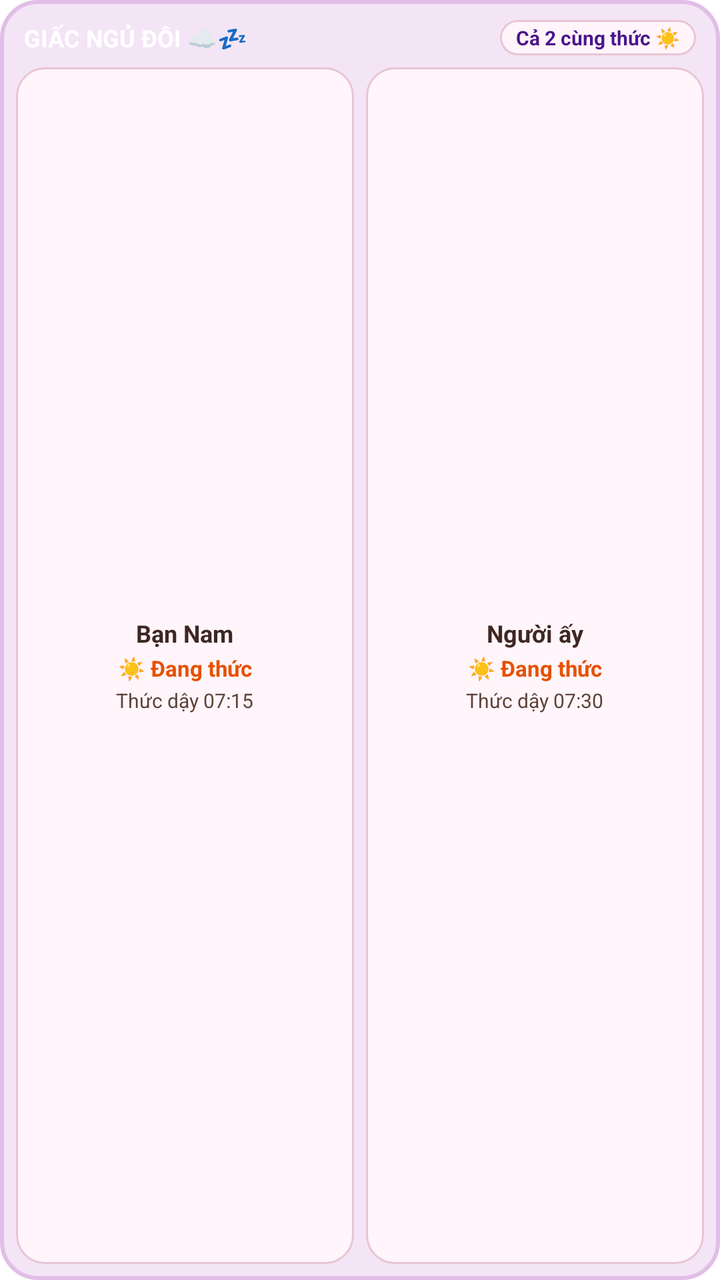
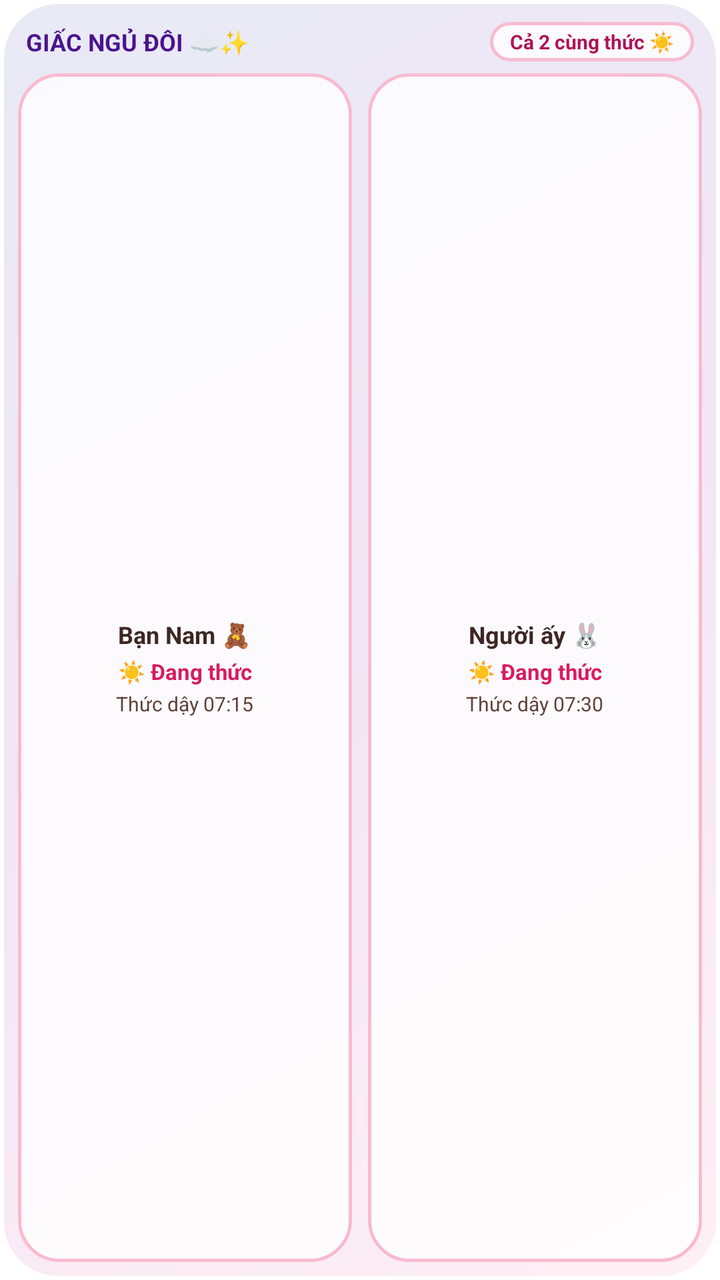

The first picture is an Android layout as it rendered before a commit; the second is the same layout after the commit. The layout source and the unified diff follow.
<!-- AndroidManifest.xml: fallback theme Theme.MaterialComponents.DayNight.NoActionBar -->
<!-- res/layout/widget_sleep.xml -->
<?xml version="1.0" encoding="utf-8"?>
<RelativeLayout xmlns:android="http://schemas.android.com/apk/res/android"
    android:id="@+id/widget_root"
    android:layout_width="match_parent"
    android:layout_height="match_parent"
    android:background="@drawable/widget_bg_purple"
    android:padding="8dp">

    
    <LinearLayout
        android:id="@+id/layout_active_state"
        android:layout_width="match_parent"
        android:layout_height="match_parent"
        android:orientation="vertical">

        
        <LinearLayout
            android:layout_width="match_parent"
            android:layout_height="wrap_content"
            android:gravity="center_vertical"
            android:orientation="horizontal"
            android:paddingHorizontal="4dp"
            android:paddingTop="2dp">
            <TextView
                android:layout_width="0dp"
                android:layout_height="wrap_content"
                android:layout_weight="1"
                android:text="GIẤC NGỦ ĐÔI ☁️💤"
                android:textColor="#FFFFFF"
                android:textSize="12sp"
                android:textStyle="bold" />
            <TextView
                android:id="@+id/tv_sleep_summary"
                android:layout_width="wrap_content"
                android:layout_height="wrap_content"
                android:background="@drawable/widget_chip_bg"
                android:paddingHorizontal="8dp"
                android:paddingVertical="2dp"
                android:text="Cả 2 cùng thức ☀️"
                android:textColor="#4A148C"
                android:textSize="10sp"
                android:textStyle="bold" />
        </LinearLayout>

        
        <LinearLayout
            android:layout_width="match_parent"
            android:layout_height="0dp"
            android:layout_weight="1"
            android:layout_marginTop="6dp"
            android:orientation="horizontal">

            
            <LinearLayout
                android:layout_width="0dp"
                android:layout_height="match_parent"
                android:layout_weight="1"
                android:layout_marginRight="3dp"
                android:background="@drawable/widget_chip_bg"
                android:gravity="center"
                android:orientation="vertical"
                android:padding="6dp">

                <TextView
                    android:id="@+id/tv_my_name"
                    android:layout_width="wrap_content"
                    android:layout_height="wrap_content"
                    android:text="Bạn Nam"
                    android:textColor="#3E2723"
                    android:textSize="12sp"
                    android:textStyle="bold"
                    android:maxLines="1"
                    android:ellipsize="end" />

                <TextView
                    android:id="@+id/tv_my_status"
                    android:layout_width="wrap_content"
                    android:layout_height="wrap_content"
                    android:layout_marginTop="2dp"
                    android:text="☀️ Đang thức"
                    android:textColor="#E65100"
                    android:textSize="11sp"
                    android:textStyle="bold" />

                <TextView
                    android:id="@+id/tv_my_time"
                    android:layout_width="wrap_content"
                    android:layout_height="wrap_content"
                    android:layout_marginTop="2dp"
                    android:text="Thức dậy 07:15"
                    android:textColor="#5D4037"
                    android:textSize="10sp" />
            </LinearLayout>

            
            <LinearLayout
                android:layout_width="0dp"
                android:layout_height="match_parent"
                android:layout_weight="1"
                android:layout_marginLeft="3dp"
                android:background="@drawable/widget_chip_bg"
                android:gravity="center"
                android:orientation="vertical"
                android:padding="6dp">

                <TextView
                    android:id="@+id/tv_partner_name"
                    android:layout_width="wrap_content"
                    android:layout_height="wrap_content"
                    android:text="Người ấy"
                    android:textColor="#3E2723"
                    android:textSize="12sp"
                    android:textStyle="bold"
                    android:maxLines="1"
                    android:ellipsize="end" />

                <TextView
                    android:id="@+id/tv_partner_status"
                    android:layout_width="wrap_content"
                    android:layout_height="wrap_content"
                    android:layout_marginTop="2dp"
                    android:text="☀️ Đang thức"
                    android:textColor="#E65100"
                    android:textSize="11sp"
                    android:textStyle="bold" />

                <TextView
                    android:id="@+id/tv_partner_time"
                    android:layout_width="wrap_content"
                    android:layout_height="wrap_content"
                    android:layout_marginTop="2dp"
                    android:text="Thức dậy 07:30"
                    android:textColor="#5D4037"
                    android:textSize="10sp" />
            </LinearLayout>
        </LinearLayout>
    </LinearLayout>
</RelativeLayout>
<!-- resources referenced by this layout -->
<resources>
  <!-- drawable widget_bg_purple (drawable) -->
  <?xml version="1.0" encoding="utf-8"?>
  <shape xmlns:android="http://schemas.android.com/apk/res/android">
      <solid android:color="#F3E5F5" />
      <corners android:radius="18dp" />
      <stroke android:width="2dp" android:color="#E1BEE7" />
  </shape>
  <!-- drawable widget_chip_bg (drawable) -->
  <?xml version="1.0" encoding="utf-8"?>
  <shape xmlns:android="http://schemas.android.com/apk/res/android"
      android:shape="rectangle">
      <solid android:color="#FFF5FA" />
      <corners android:radius="14dp" />
      <stroke android:width="1dp" android:color="#E8C5D5" />
  </shape>
</resources>

<!-- the commit's change to res/layout/widget_sleep.xml (unified diff, before → after) -->
@@ -3,8 +3,8 @@
     android:id="@+id/widget_root"
     android:layout_width="match_parent"
     android:layout_height="match_parent"
-    android:background="@drawable/widget_bg_purple"
-    android:padding="8dp">
+    android:background="@drawable/widget_bg_sleep_cute"
+    android:padding="9dp">
 
     
     <LinearLayout
@@ -25,19 +25,19 @@
                 android:layout_width="0dp"
                 android:layout_height="wrap_content"
                 android:layout_weight="1"
-                android:text="GIẤC NGỦ ĐÔI ☁️💤"
-                android:textColor="#FFFFFF"
+                android:text="GIẤC NGỦ ĐÔI ☁️✨"
+                android:textColor="#4A148C"
                 android:textSize="12sp"
                 android:textStyle="bold" />
             <TextView
                 android:id="@+id/tv_sleep_summary"
                 android:layout_width="wrap_content"
                 android:layout_height="wrap_content"
-                android:background="@drawable/widget_chip_bg"
-                android:paddingHorizontal="8dp"
-                android:paddingVertical="2dp"
+                android:background="@drawable/widget_chip_cute"
+                android:paddingHorizontal="10dp"
+                android:paddingVertical="3dp"
                 android:text="Cả 2 cùng thức ☀️"
-                android:textColor="#4A148C"
+                android:textColor="#AD1457"
                 android:textSize="10sp"
                 android:textStyle="bold" />
         </LinearLayout>
@@ -55,8 +55,8 @@
                 android:layout_width="0dp"
                 android:layout_height="match_parent"
                 android:layout_weight="1"
-                android:layout_marginRight="3dp"
-                android:background="@drawable/widget_chip_bg"
+                android:layout_marginRight="4dp"
+                android:background="@drawable/widget_chip_cute"
                 android:gravity="center"
                 android:orientation="vertical"
                 android:padding="6dp">
@@ -65,7 +65,7 @@
                     android:id="@+id/tv_my_name"
                     android:layout_width="wrap_content"
                     android:layout_height="wrap_content"
-                    android:text="Bạn Nam"
+                    android:text="Bạn Nam 🧸"
                     android:textColor="#3E2723"
                     android:textSize="12sp"
                     android:textStyle="bold"
@@ -76,9 +76,9 @@
                     android:id="@+id/tv_my_status"
                     android:layout_width="wrap_content"
                     android:layout_height="wrap_content"
-                    android:layout_marginTop="2dp"
+                    android:layout_marginTop="3dp"
                     android:text="☀️ Đang thức"
-                    android:textColor="#E65100"
+                    android:textColor="#D81B60"
                     android:textSize="11sp"
                     android:textStyle="bold" />
 
@@ -97,8 +97,8 @@
                 android:layout_width="0dp"
                 android:layout_height="match_parent"
                 android:layout_weight="1"
-                android:layout_marginLeft="3dp"
-                android:background="@drawable/widget_chip_bg"
+                android:layout_marginLeft="4dp"
+                android:background="@drawable/widget_chip_cute"
                 android:gravity="center"
                 android:orientation="vertical"
                 android:padding="6dp">
@@ -107,7 +107,7 @@
                     android:id="@+id/tv_partner_name"
                     android:layout_width="wrap_content"
                     android:layout_height="wrap_content"
-                    android:text="Người ấy"
+                    android:text="Người ấy 🐰"
                     android:textColor="#3E2723"
                     android:textSize="12sp"
                     android:textStyle="bold"
@@ -118,9 +118,9 @@
                     android:id="@+id/tv_partner_status"
                     android:layout_width="wrap_content"
                     android:layout_height="wrap_content"
-                    android:layout_marginTop="2dp"
+                    android:layout_marginTop="3dp"
                     android:text="☀️ Đang thức"
-                    android:textColor="#E65100"
+                    android:textColor="#D81B60"
                     android:textSize="11sp"
                     android:textStyle="bold" />
 
<!-- resource entries referenced after the edit -->
@@ -1,19 +1,25 @@
 <!-- resources referenced by this layout -->
 <resources>
-  <!-- drawable widget_bg_purple (drawable) -->
+  <!-- drawable widget_bg_sleep_cute (drawable) -->
   <?xml version="1.0" encoding="utf-8"?>
   <shape xmlns:android="http://schemas.android.com/apk/res/android">
-      <solid android:color="#F3E5F5" />
-      <corners android:radius="18dp" />
-      <stroke android:width="2dp" android:color="#E1BEE7" />
+      <gradient
+          android:angle="135"
+          android:startColor="#FFF0F5"
+          android:centerColor="#F3E5F5"
+          android:endColor="#E8EAF6"
+          android:type="linear" />
+      <stroke
+          android:width="2dp"
+          android:color="#FFFFFF" />
+      <corners android:radius="28dp" />
   </shape>
-  <!-- drawable widget_chip_bg (drawable) -->
+  <!-- drawable widget_chip_cute (drawable) -->
   <?xml version="1.0" encoding="utf-8"?>
-  <shape xmlns:android="http://schemas.android.com/apk/res/android"
-      android:shape="rectangle">
-      <solid android:color="#FFF5FA" />
-      <corners android:radius="14dp" />
-      <stroke android:width="1dp" android:color="#E8C5D5" />
+  <shape xmlns:android="http://schemas.android.com/apk/res/android">
+      <solid android:color="#CCFFFFFF" />
+      <corners android:radius="20dp" />
+      <stroke android:width="1.5dp" android:color="#F8BBD0" />
   </shape>
 </resources>
 
